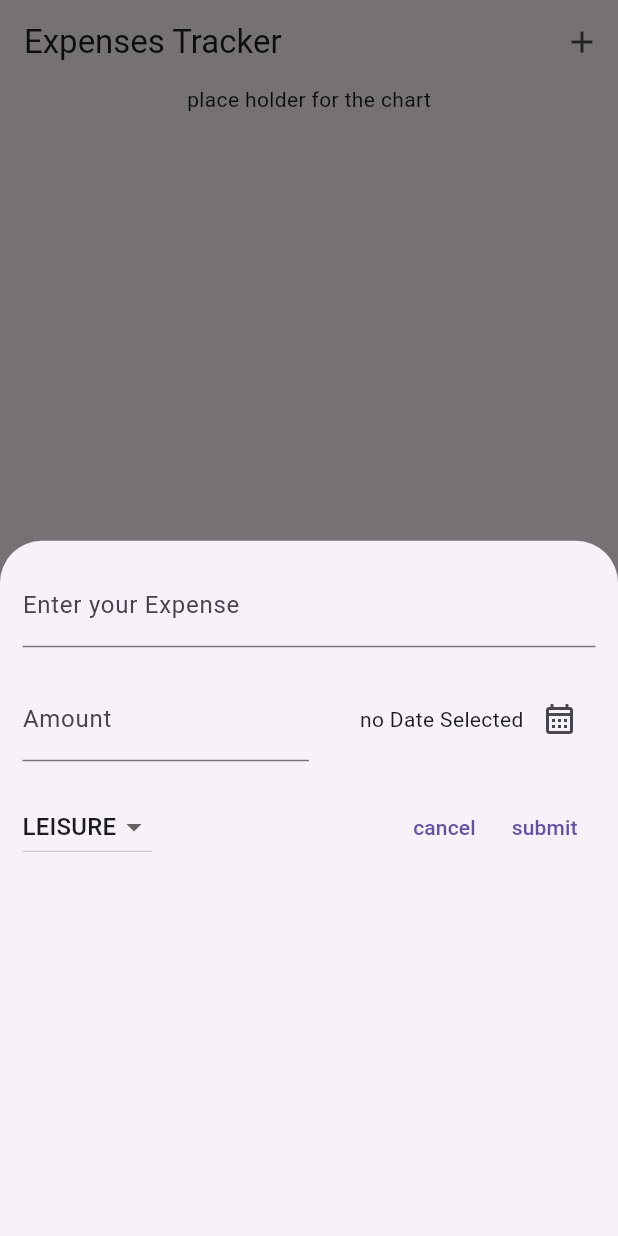
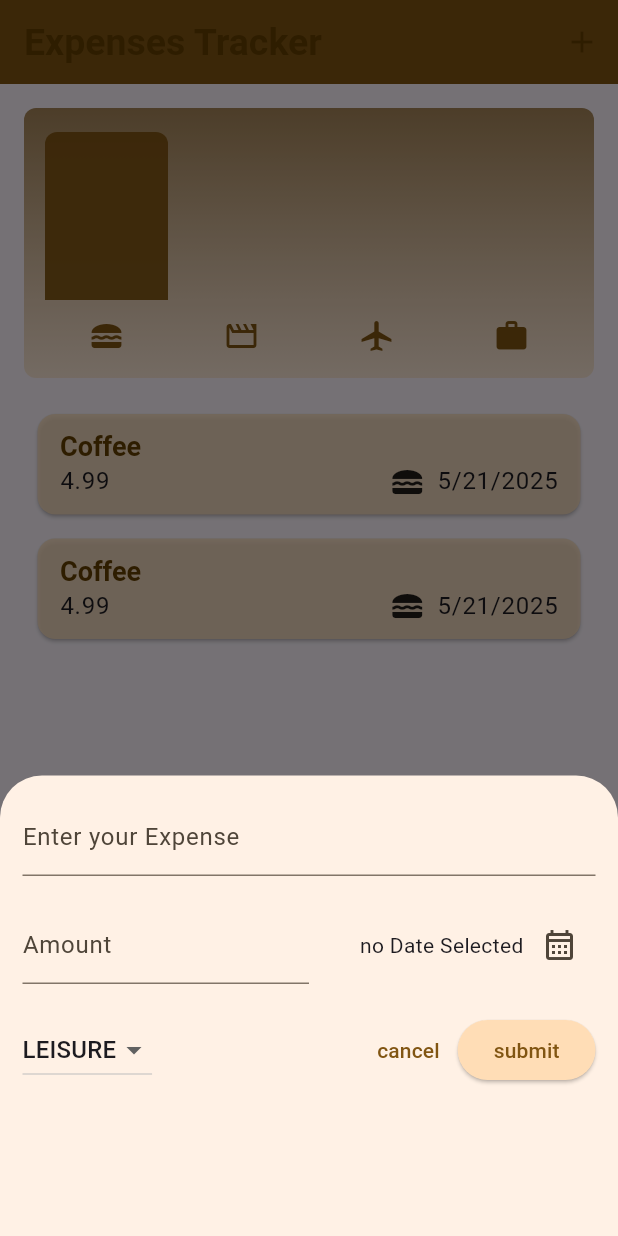
Before and after one commit to RowanTamer23/ExpensesTracker, a Flutter app: the screen it shows after launch, after a tap on the "add" icon, on a phone screen of 412 x 824 dp. Run offline on Flutter 3.47's test engine with Material 3 defaults, Android fonts, the phone set to English and light mode, and no system bars.

Commit message:
theme changes

```diff
--- a/lib/main.dart
+++ b/lib/main.dart
@@ -1,6 +1,87 @@
 import 'package:expenses_tracker/widgets/expenses.dart';
 import 'package:flutter/material.dart';
 
+var KColorScheme = ColorScheme.fromSeed(
+  seedColor: Color.fromARGB(255, 184, 139, 80),
+);
+
+var KColorSchemeDark = ColorScheme.fromSeed(
+  seedColor: Color.fromARGB(255, 138, 117, 92),
+  brightness: Brightness.dark,
+);
+
 void main() {
-  runApp(MaterialApp(home: Expenses()));
+  runApp(
+    MaterialApp(
+      darkTheme: ThemeData.dark().copyWith(
+        colorScheme: KColorSchemeDark,
+        appBarTheme: AppBarTheme().copyWith(
+          titleTextStyle: TextStyle(
+            fontSize: 25,
+            color: KColorSchemeDark.onPrimaryContainer,
+            fontWeight: FontWeight.bold,
+          ),
+          backgroundColor: KColorSchemeDark.onPrimary,
+        ),
+        iconTheme: IconThemeData().copyWith(color: KColorSchemeDark.onPrimary),
+        iconButtonTheme: IconButtonThemeData(
+          style: ElevatedButton.styleFrom(
+            iconColor: KColorSchemeDark.onPrimaryContainer,
+          ),
+        ),
+        cardTheme: CardTheme().copyWith(
+          color: KColorSchemeDark.primary,
+          margin: EdgeInsets.symmetric(horizontal: 15, vertical: 8),
+        ),
+        elevatedButtonTheme: ElevatedButtonThemeData(
+          style: ElevatedButton.styleFrom(
+            backgroundColor: KColorSchemeDark.secondaryContainer,
+          ),
+        ),
+        textTheme: ThemeData().textTheme.copyWith(
+          titleLarge: TextStyle(
+            color: KColorSchemeDark.onSecondary,
+            fontWeight: FontWeight.bold,
+            fontSize: 18,
+          ),
+
+          bodyMedium: TextStyle(
+            color: KColorSchemeDark.onSecondaryContainer,
+            fontSize: 16,
+          ),
+          titleMedium: TextStyle(color: KColorSchemeDark.onPrimaryContainer),
+        ),
+      ),
+
+      theme: ThemeData().copyWith(
+        colorScheme: KColorScheme,
+        appBarTheme: AppBarTheme().copyWith(
+          titleTextStyle: TextStyle(
+            fontSize: 25,
+            color: KColorScheme.onPrimaryContainer,
+            fontWeight: FontWeight.bold,
+          ),
+          backgroundColor: KColorScheme.primary,
+          foregroundColor: KColorScheme.onPrimaryContainer,
+        ),
+        cardTheme: CardTheme().copyWith(
+          color: KColorScheme.secondaryContainer.withOpacity(0.8),
+          margin: EdgeInsets.symmetric(horizontal: 25, vertical: 8),
+        ),
+        elevatedButtonTheme: ElevatedButtonThemeData(
+          style: ElevatedButton.styleFrom(
+            backgroundColor: KColorScheme.primaryContainer,
+          ),
+        ),
+        textTheme: ThemeData().textTheme.copyWith(
+          titleLarge: TextStyle(
+            color: KColorScheme.onPrimaryContainer,
+            fontWeight: FontWeight.bold,
+            fontSize: 18,
+          ),
+        ),
+      ),
+      home: Expenses(),
+    ),
+  );
 }
--- a/lib/models/expense.dart
+++ b/lib/models/expense.dart
@@ -32,3 +32,22 @@ class Expense {
     return formatter.format(date);
   }
 }
+
+class ExpensesBucket {
+  const ExpensesBucket({required this.category, required this.expenses});
+
+  ExpensesBucket.forCategory(List<Expense> allExpenses, this.category)
+    : expenses =
+          allExpenses.where((expense) => expense.category == category).toList();
+
+  final Category category;
+  final List<Expense> expenses;
+
+  double get totalExpenses {
+    double sum = 0;
+    for (final expense in expenses) {
+      sum += expense.amount;
+    }
+    return sum;
+  }
+}
--- /dev/null
+++ b/lib/widgets/chart/chart.dart
@@ -0,0 +1,96 @@
+import 'package:expenses_tracker/models/expense.dart';
+import 'package:expenses_tracker/widgets/chart/chart_bar.dart';
+import 'package:flutter/material.dart';
+
+class chart extends StatelessWidget {
+  const chart({super.key, required this.expenses});
+
+  final List<Expense> expenses;
+  List<ExpensesBucket> get buckets {
+    return [
+      ExpensesBucket.forCategory(expenses, Category.food),
+      ExpensesBucket.forCategory(expenses, Category.leisure),
+      ExpensesBucket.forCategory(expenses, Category.travel),
+      ExpensesBucket.forCategory(expenses, Category.work),
+    ];
+  }
+
+  double get maxTotalExpense {
+    double maxTotalExpense = 0;
+    for (final bucket in buckets) {
+      if (bucket.totalExpenses > maxTotalExpense) {
+        maxTotalExpense = bucket.totalExpenses;
+      }
+    }
+    return maxTotalExpense;
+  }
+
+  @override
+  Widget build(BuildContext context) {
+    final isDarkMode =
+        MediaQuery.of(context).platformBrightness == Brightness.dark;
+    return Container(
+      margin: const EdgeInsets.all(16),
+      padding: const EdgeInsets.symmetric(vertical: 16, horizontal: 10),
+      width: double.infinity,
+      height: 180,
+      decoration: BoxDecoration(
+        borderRadius: BorderRadius.circular(8),
+        gradient: LinearGradient(
+          colors:
+              isDarkMode
+                  ? [
+                    Theme.of(context).colorScheme.primary,
+                    Theme.of(context).colorScheme.primaryContainer,
+                  ]
+                  : [
+                    Theme.of(
+                      context,
+                    ).colorScheme.secondaryContainer.withOpacity(0.6),
+                    Theme.of(context).colorScheme.primary.withOpacity(0.7),
+                  ],
+          begin: Alignment.bottomCenter,
+          end: Alignment.topCenter,
+        ),
+      ),
+      child: Column(
+        children: [
+          Expanded(
+            child: Row(
+              crossAxisAlignment: CrossAxisAlignment.end,
+              children: [
+                for (final bucket in buckets) // alternative to map()
+                  ChartBar(
+                    fill:
+                        bucket.totalExpenses == 0
+                            ? 0
+                            : bucket.totalExpenses / maxTotalExpense,
+                  ),
+              ],
+            ),
+          ),
+          const SizedBox(height: 12),
+          Row(
+            children:
+                buckets
+                    .map(
+                      (bucket) => Expanded(
+                        child: Padding(
+                          padding: const EdgeInsets.symmetric(horizontal: 4),
+                          child: Icon(
+                            categoryIcon[bucket.category],
+                            color:
+                                isDarkMode
+                                    ? Theme.of(context).colorScheme.onPrimary
+                                    : Theme.of(context).colorScheme.primary,
+                          ),
+                        ),
+                      ),
+                    )
+                    .toList(),
+          ),
+        ],
+      ),
+    );
+  }
+}
--- /dev/null
+++ b/lib/widgets/chart/chart_bar.dart
@@ -0,0 +1,35 @@
+import 'package:flutter/material.dart';
+
+class ChartBar extends StatelessWidget {
+  const ChartBar({super.key, required this.fill});
+
+  final double fill;
+
+  @override
+  Widget build(BuildContext context) {
+    final isDarkMode =
+        MediaQuery.of(context).platformBrightness == Brightness.dark;
+    return Expanded(
+      child: Padding(
+        padding: const EdgeInsets.symmetric(horizontal: 4),
+        child: FractionallySizedBox(
+          heightFactor: fill,
+          child: DecoratedBox(
+            decoration: BoxDecoration(
+              shape: BoxShape.rectangle,
+              borderRadius: const BorderRadius.vertical(
+                top: Radius.circular(8),
+              ),
+              color:
+                  isDarkMode
+                      ? Theme.of(
+                        context,
+                      ).colorScheme.onPrimary.withOpacity(0.95)
+                      : Theme.of(context).colorScheme.primary.withOpacity(0.95),
+            ),
+          ),
+        ),
+      ),
+    );
+  }
+}
--- a/lib/widgets/expenses.dart
+++ b/lib/widgets/expenses.dart
@@ -1,4 +1,5 @@
 import 'package:expenses_tracker/models/expense.dart';
+import 'package:expenses_tracker/widgets/chart/chart.dart';
 import 'package:expenses_tracker/widgets/expenses_list/expenses_list.dart';
 import 'package:expenses_tracker/widgets/new_expense.dart';
 import 'package:flutter/material.dart';
@@ -13,10 +14,24 @@ class Expenses extends StatefulWidget {
 }
 
 class _ExpensesState extends State<Expenses> {
-  final List<Expense> _registeredExpenses = [];
+  final List<Expense> _registeredExpenses = [
+    Expense(
+      title: 'Coffee',
+      amount: 4.99,
+      date: DateTime.now(),
+      category: Category.food,
+    ),
+    Expense(
+      title: 'Coffee',
+      amount: 4.99,
+      date: DateTime.now(),
+      category: Category.food,
+    ),
+  ];
 
   void _openAddExpenceOverlay() {
     showModalBottomSheet(
+      isScrollControlled: true,
       context: context,
       builder: (ctx) => NewExpense(onAddExpense: _addExpense),
     );
@@ -61,6 +76,7 @@ class _ExpensesState extends State<Expenses> {
     }
 
     return Scaffold(
+      resizeToAvoidBottomInset: true,
       appBar: AppBar(
         title: Text('Expenses Tracker'),
         actions: [
@@ -69,9 +85,8 @@ class _ExpensesState extends State<Expenses> {
       ),
       body: Column(
         mainAxisAlignment: MainAxisAlignment.center,
-
         children: [
-          Text('place holder for the chart'),
+          chart(expenses: _registeredExpenses),
           Expanded(child: mainContent),
         ],
       ),
--- a/lib/widgets/expenses_list/expenses_item.dart
+++ b/lib/widgets/expenses_list/expenses_item.dart
@@ -10,19 +10,26 @@ class ExpensesItem extends StatelessWidget {
   Widget build(BuildContext context) {
     return Card(
       child: Padding(
-        padding: const EdgeInsets.all(8.0),
+        padding: const EdgeInsets.fromLTRB(15, 10, 15, 10),
         child: Column(
+          crossAxisAlignment: CrossAxisAlignment.start,
           children: [
-            Text(expense.title),
+            Text(expense.title, style: Theme.of(context).textTheme.titleLarge),
             Row(
               children: [
-                Text(expense.amount.toStringAsFixed(2)),
+                Text(
+                  expense.amount.toStringAsFixed(2),
+                  style: Theme.of(context).textTheme.bodyLarge,
+                ),
                 const Spacer(),
                 Row(
                   children: [
                     Icon(categoryIcon[expense.category]),
                     SizedBox(width: 8),
-                    Text(expense.formattedDate),
+                    Text(
+                      expense.formattedDate,
+                      style: Theme.of(context).textTheme.bodyLarge,
+                    ),
                   ],
                 ),
               ],
--- a/lib/widgets/expenses_list/expenses_list.dart
+++ b/lib/widgets/expenses_list/expenses_list.dart
@@ -1,3 +1,4 @@
+import 'package:expenses_tracker/main.dart';
 import 'package:expenses_tracker/models/expense.dart';
 import 'package:expenses_tracker/widgets/expenses_list/expenses_item.dart';
 import 'package:flutter/material.dart';
@@ -18,6 +19,20 @@ class ExpenseList extends StatelessWidget {
       itemCount: expenses.length,
       itemBuilder:
           (cxt, index) => Dismissible(
+            background: Container(
+              color: KColorScheme.error,
+              margin: EdgeInsets.all(10),
+              child: Row(
+                mainAxisAlignment: MainAxisAlignment.spaceBetween,
+                children: [
+                  SizedBox(width: 20),
+                  Icon(Icons.delete_forever, color: Colors.white),
+                  SizedBox(width: 250),
+                  Icon(Icons.delete_forever, color: Colors.white),
+                  SizedBox(width: 20),
+                ],
+              ),
+            ),
             onDismissed: (direction) {
               onRemoved(expenses[index]);
             },
--- a/lib/widgets/new_expense.dart
+++ b/lib/widgets/new_expense.dart
@@ -44,7 +44,10 @@ class _NewExpenseState extends State<NewExpense> {
         context: context,
         builder:
             (ctx) => AlertDialog(
-              title: Text('Invalid Input'),
+              title: Text(
+                'Invalid Input',
+                style: Theme.of(context).textTheme.bodyMedium,
+              ),
               content: Text(
                 'Please make sure you entered all the values correctly !',
               ),
@@ -72,7 +75,7 @@ class _NewExpenseState extends State<NewExpense> {
   }
 
   @override
-  void Dispose() {
+  void dispose() {
     _titleController.dispose();
     _amountController.dispose();
     super.dispose();
@@ -81,11 +84,18 @@ class _NewExpenseState extends State<NewExpense> {
   @override
   Widget build(BuildContext context) {
     return Padding(
-      padding: EdgeInsets.all(15),
+      padding: EdgeInsets.fromLTRB(
+        15,
+        15,
+        15,
+        MediaQuery.of(context).viewInsets.bottom,
+      ),
       child: Column(
+        mainAxisSize: MainAxisSize.min,
         children: [
           TextField(
             controller: _titleController,
+            style: Theme.of(context).textTheme.bodyMedium,
             decoration: InputDecoration(label: Text('Enter your Expense')),
           ),
           SizedBox(height: 20),
@@ -93,9 +103,9 @@ class _NewExpenseState extends State<NewExpense> {
             children: [
               Expanded(
                 child: TextField(
+                  style: Theme.of(context).textTheme.bodyMedium,
                   controller: _amountController,
-
-                  keyboardType: TextInputType.number,
+                  keyboardType: TextInputType.numberWithOptions(decimal: true),
                   decoration: InputDecoration(
                     label: Text('Amount'),
                     prefix: Text('\$ '),
@@ -130,7 +140,10 @@ class _NewExpenseState extends State<NewExpense> {
                         .map(
                           (category) => DropdownMenuItem(
                             value: category,
-                            child: Text(category.name.toUpperCase()),
+                            child: Text(
+                              category.name.toUpperCase(),
+                              style: TextStyle(fontSize: 16),
+                            ),
                           ),
                         )
                         .toList(),
@@ -151,9 +164,10 @@ class _NewExpenseState extends State<NewExpense> {
                 },
                 child: Text('cancel'),
               ),
-              TextButton(onPressed: submitExpense, child: Text('submit')),
+              ElevatedButton(onPressed: submitExpense, child: Text('submit')),
             ],
           ),
+          SizedBox(height: 100),
         ],
       ),
     );
```
Also changed, not shown: 4 other files.
